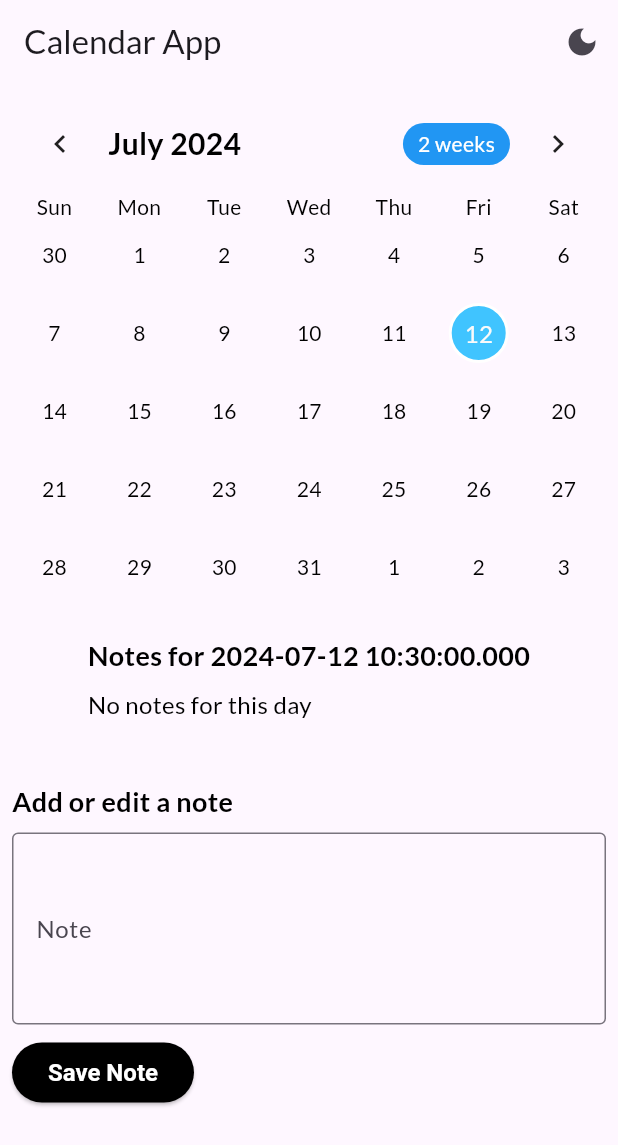
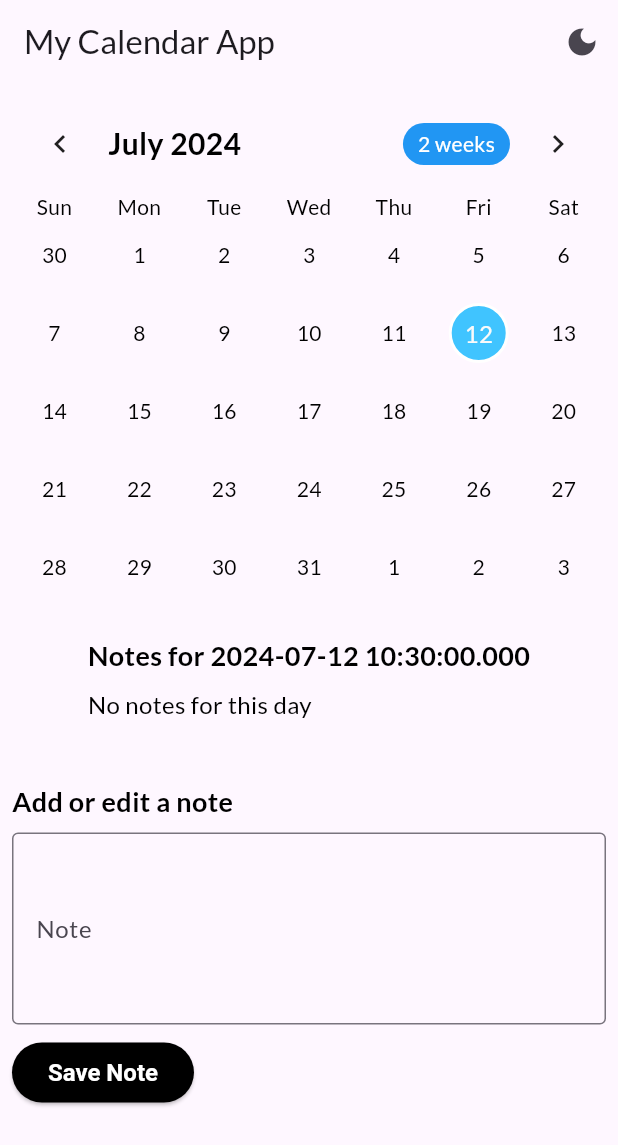
Before and after one commit to aadarshk7/Calender-App, a Flutter app: the screen it shows after launch, on a phone screen of 412 x 824 dp. Shown: the top 1145 px of the screen. Run offline on Flutter 3.47's test engine with Material 3 defaults, Android fonts, the phone set to English and light mode, and no system bars; drawn by our look-alikes of table_calendar; our stand-ins replace google_fonts, shared_preferences.

Commit message:
Calender app

```diff
--- a/lib/main.dart
+++ b/lib/main.dart
@@ -112,7 +112,7 @@ class _CalendarHomePageState extends State<CalendarHomePage> {
     final note = _notes[_selectedDay.toString()];
     return Scaffold(
       appBar: AppBar(
-        title: Text('Calendar App'),
+        title: Text('My Calendar App'),
         actions: [
           IconButton(
             icon: Icon(widget.isDarkMode ? Icons.light_mode : Icons.dark_mode),
```
